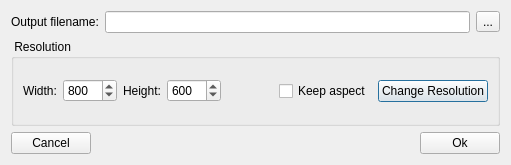
First picture: the form in OpenFlipper/widgets/snapshotDialog/SnapshotDialog.ui, repository ShenRen/OpenFlipper, before the edit.
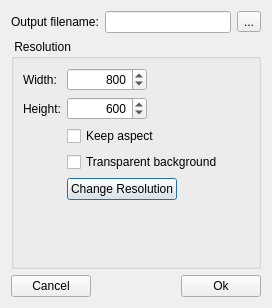
Second picture: the form after the edit.

Commit message: Added transparency control of snapshots to GUI.

The edit to the form file:
```diff
--- a/OpenFlipper/widgets/snapshotDialog/SnapshotDialog.ui
+++ b/OpenFlipper/widgets/snapshotDialog/SnapshotDialog.ui
@@ -9,8 +9,8 @@
    <rect>
     <x>0</x>
     <y>0</y>
-    <width>511</width>
-    <height>165</height>
+    <width>272</width>
+    <height>308</height>
    </rect>
   </property>
   <property name="windowTitle">
@@ -47,18 +47,36 @@
      <property name="title">
       <string> Resolution </string>
      </property>
-     <layout class="QHBoxLayout" name="horizontalLayout_4">
-      <item>
+     <layout class="QFormLayout" name="formLayout">
+      <property name="fieldGrowthPolicy">
+       <enum>QFormLayout::ExpandingFieldsGrow</enum>
+      </property>
+      <item row="2" column="0">
        <widget class="QLabel" name="label_3">
         <property name="text">
          <string>Width:</string>
         </property>
        </widget>
       </item>
-      <item>
+      <item row="2" column="1">
        <widget class="QSpinBox" name="snapWidth">
+        <property name="sizePolicy">
+         <sizepolicy hsizetype="Minimum" vsizetype="Fixed">
+          <horstretch>0</horstretch>
+          <verstretch>0</verstretch>
+         </sizepolicy>
+        </property>
+        <property name="minimumSize">
+         <size>
+          <width>80</width>
+          <height>0</height>
+         </size>
+        </property>
+        <property name="alignment">
+         <set>Qt::AlignRight|Qt::AlignTrailing|Qt::AlignVCenter</set>
+        </property>
         <property name="minimum">
-         <number>100</number>
+         <number>1</number>
         </property>
         <property name="maximum">
          <number>8192</number>
@@ -68,17 +86,26 @@
         </property>
        </widget>
       </item>
-      <item>
+      <item row="4" column="0">
        <widget class="QLabel" name="label_4">
         <property name="text">
          <string>Height:</string>
         </property>
        </widget>
       </item>
-      <item>
+      <item row="4" column="1">
        <widget class="QSpinBox" name="snapHeight">
+        <property name="minimumSize">
+         <size>
+          <width>80</width>
+          <height>0</height>
+         </size>
+        </property>
+        <property name="alignment">
+         <set>Qt::AlignRight|Qt::AlignTrailing|Qt::AlignVCenter</set>
+        </property>
         <property name="minimum">
-         <number>100</number>
+         <number>1</number>
         </property>
         <property name="maximum">
          <number>8192</number>
@@ -88,33 +115,27 @@
         </property>
        </widget>
       </item>
-      <item>
-       <spacer name="horizontalSpacer_2">
-        <property name="orientation">
-         <enum>Qt::Horizontal</enum>
-        </property>
-        <property name="sizeHint" stdset="0">
-         <size>
-          <width>40</width>
-          <height>20</height>
-         </size>
-        </property>
-       </spacer>
-      </item>
-      <item>
-       <widget class="QCheckBox" name="keepAspect">
-        <property name="text">
-         <string>Keep aspect</string>
-        </property>
-       </widget>
-      </item>
-      <item>
+      <item row="8" column="1">
        <widget class="QPushButton" name="resButton">
         <property name="text">
          <string>Change Resolution</string>
         </property>
        </widget>
       </item>
+      <item row="5" column="1">
+       <widget class="QCheckBox" name="keepAspect">
+        <property name="text">
+         <string>Keep aspect</string>
+        </property>
+       </widget>
+      </item>
+      <item row="6" column="1">
+       <widget class="QCheckBox" name="transparent">
+        <property name="text">
+         <string>Transparent background</string>
+        </property>
+       </widget>
+      </item>
      </layout>
     </widget>
    </item>
```
The commit also changes 1 other file.
